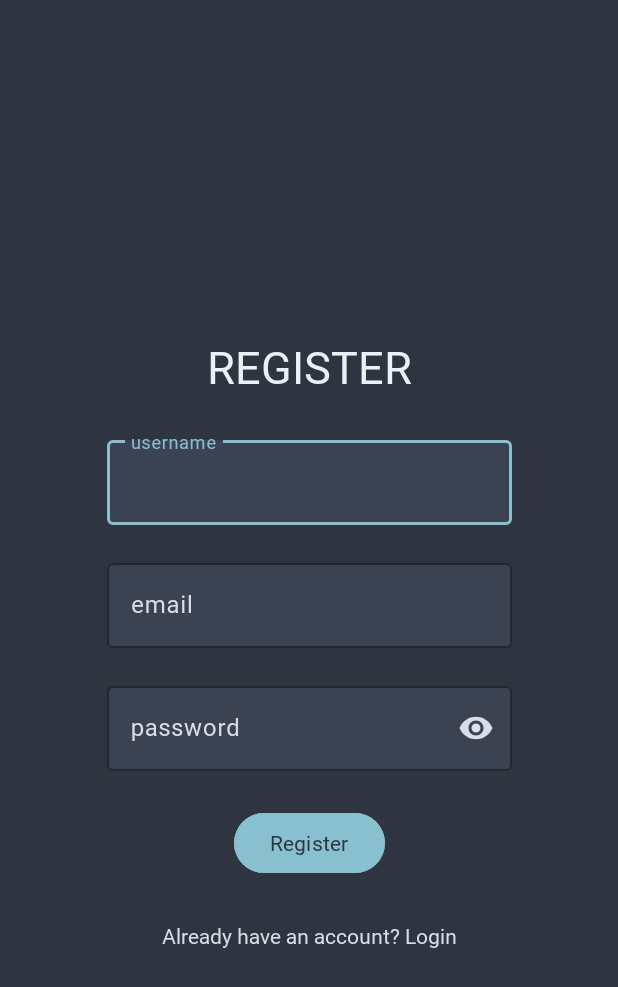
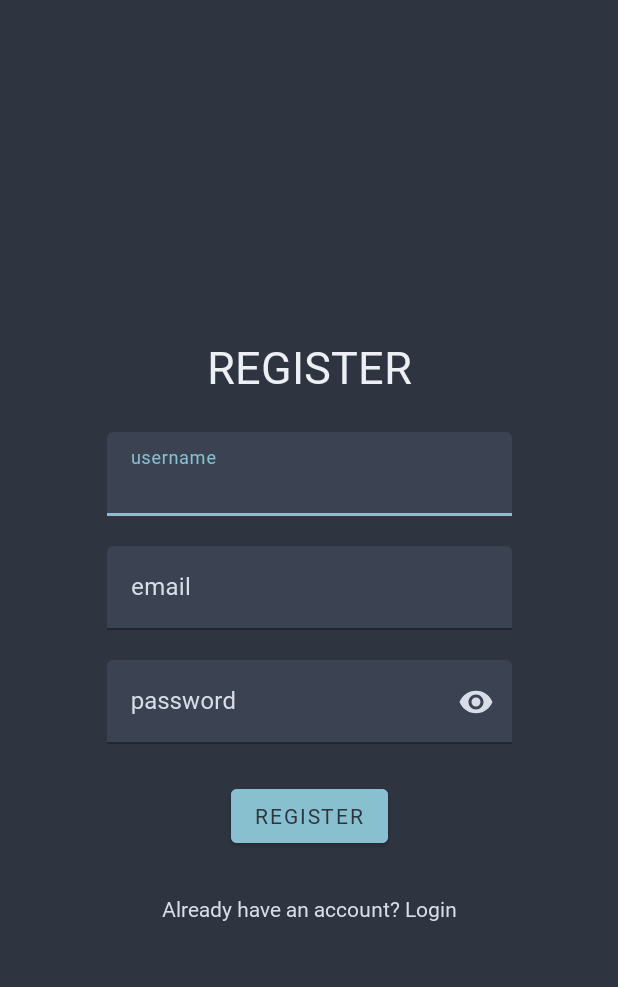
Before and after one commit to 1mpr1me/FinalProject, an Android app: the screen it shows after launch (RegisterActivity), after a tap on "Click to register", on a phone screen of 412 x 824 dp. Shown: the top 987 px of the screen. Run offline under Robolectric (Android 15) with nearby library versions, the phone set to English and light mode, and no system bars; our stand-ins replace Firebase (no records; nobody signed in at launch, a user with empty details on screens opened directly); 2 other taps on this screen came first.

Commit message:
fixed bugs

```diff
--- a/app/src/main/res/values/themes.xml
+++ b/app/src/main/res/values/themes.xml
@@ -1,21 +1,14 @@
 <?xml version="1.0" encoding="utf-8"?>
 <resources xmlns:tools="http://schemas.android.com/tools">
     <!-- Base application theme. -->
-    <style name="Base.Theme.FinalProject" parent="Theme.Material3.DayNight.NoActionBar">
-        <item name="android:statusBarColor">@color/background_dark</item>
-        <item name="android:windowLightStatusBar">false</item>
-        <item name="android:fitsSystemWindows">false</item>
-        <item name="android:windowTranslucentStatus">false</item>
+    <style name="Theme.FinalProject" parent="Theme.MaterialComponents.DayNight.DarkActionBar">
         <item name="colorPrimary">@color/primary</item>
-        <item name="colorPrimaryDark">@color/primary_dark</item>
+        <item name="colorPrimaryDark">@color/charcoal</item>
         <item name="colorAccent">@color/accent</item>
         <item name="android:windowBackground">@color/background_dark</item>
-        <item name="android:textColor">@color/text_primary</item>
+        <item name="android:textColorPrimary">@color/text_primary</item>
         <item name="android:textColorSecondary">@color/text_secondary</item>
-        <item name="colorError">@color/error_red</item>
-        <item name="android:navigationBarColor">@color/background_dark</item>
-        <item name="android:forceDarkAllowed" tools:targetApi="q">false</item>
+        <item name="windowActionBar">false</item>
+        <item name="windowNoTitle">true</item>
     </style>
-
-    <style name="Theme.FinalProject" parent="Base.Theme.FinalProject" />
 </resources>
```
Also changed, not shown: app/src/main/res/drawable/ic_profile.xml (+8 -9 lines).
